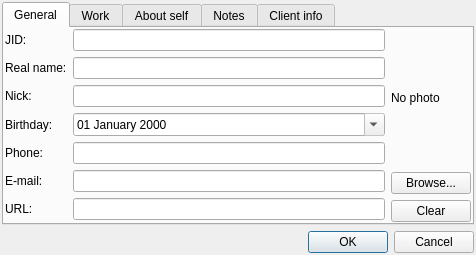
0xd34df00d/leechcraft, file src/plugins/azoth/plugins/xoox/vcarddialog.ui: the form before one commit.
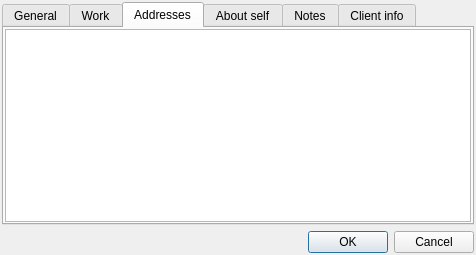
The form after the commit. The open tabs and pages were chosen to show the change.

Commit message:
Azoth Xoox: show addresses in vCards.
Guys, update your QXmpps.

Patch:
```diff
--- a/src/plugins/azoth/plugins/xoox/vcarddialog.ui
+++ b/src/plugins/azoth/plugins/xoox/vcarddialog.ui
@@ -299,6 +299,19 @@
        </item>
       </layout>
      </widget>
+     <widget class="QWidget" name="tab_4">
+      <attribute name="title">
+       <string>Addresses</string>
+      </attribute>
+      <layout class="QVBoxLayout" name="verticalLayout_6">
+       <property name="margin">
+        <number>1</number>
+       </property>
+       <item>
+        <widget class="QTextEdit" name="Addresses_"/>
+       </item>
+      </layout>
+     </widget>
      <widget class="QWidget" name="tab_3">
       <attribute name="title">
        <string>About self</string>
```
The commit also changes 2 other files.
